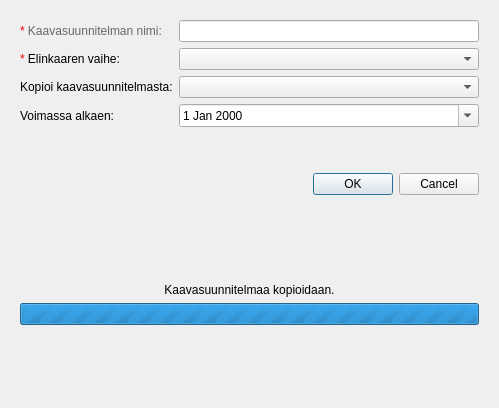
GispoCoding/arho-qgis-plugin, file arho_feature_template/gui/dialogs/new_plan_dialog.ui: the form before one commit.
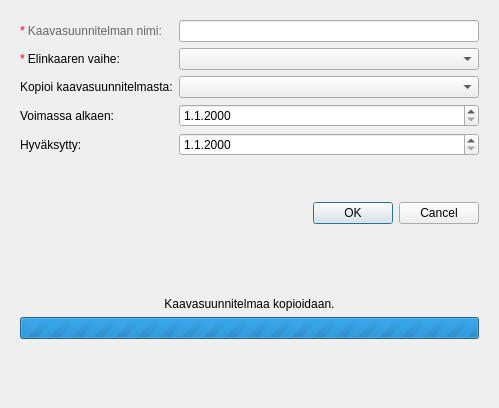
The form after the commit. Custom widgets are drawn as their Qt base class.

Commit message: add approval date to copy plan, minor changes to previous work on period of validity start

Patch:
```diff
--- a/arho_feature_template/gui/dialogs/new_plan_dialog.ui
+++ b/arho_feature_template/gui/dialogs/new_plan_dialog.ui
@@ -71,45 +71,33 @@
           </property>
          </widget>
         </item>
-        <item row="3" column="1">
-         <widget class="QDateEdit" name="validity_start_date">
-          <property name="calendarPopup">
-           <bool>true</bool>
-          </property>
-          <property name="enabled">
-           <bool>true</bool>
-          </property>
-          <property name="visible">
-           <bool>false</bool>
-          </property>
-         </widget>
-        </item>
-
-        <!--
         <item row="4" column="0">
-         <widget class="QLabel" name="label_validity_end">
+         <widget class="QLabel" name="label_approval">
           <property name="text">
-           <string>Voimassa asti:</string>
-          </property>
-          <property name="visible">
-           <bool>false</bool>
+           <string>Hyväksytty:</string>
           </property>
          </widget>
         </item>
         <item row="4" column="1">
-         <widget class="QDateEdit" name="validity_end_date">
-          <property name="calendarPopup">
-           <bool>true</bool>
-          </property>
+         <widget class="QgsDateTimeEdit" name="approval_date">
           <property name="enabled">
            <bool>true</bool>
           </property>
-          <property name="visible">
-           <bool>false</bool>
+          <property name="currentSection">
+           <enum>QDateTimeEdit::DaySection</enum>
           </property>
+          <property name="displayFormat">
+           <string>d.M.yyyy</string>
+          </property>
          </widget>
         </item>
-        -->
+        <item row="3" column="1">
+         <widget class="QgsDateTimeEdit" name="validity_start_date">
+          <property name="displayFormat">
+           <string>d.M.yyyy</string>
+          </property>
+         </widget>
+        </item>
        </layout>
       </item>
 
@@ -194,6 +182,11 @@
   </layout>
  </widget>
  <customwidgets>
+  <customwidget>
+   <class>QgsDateTimeEdit</class>
+   <extends>QDateTimeEdit</extends>
+   <header>qgsdatetimeedit.h</header>
+  </customwidget>
   <customwidget>
    <class>CodeComboBox</class>
    <extends>QComboBox</extends>
```
Left out of the diff: 9 changed lines with no effect on the pictures. The commit also changes 2 other files.
